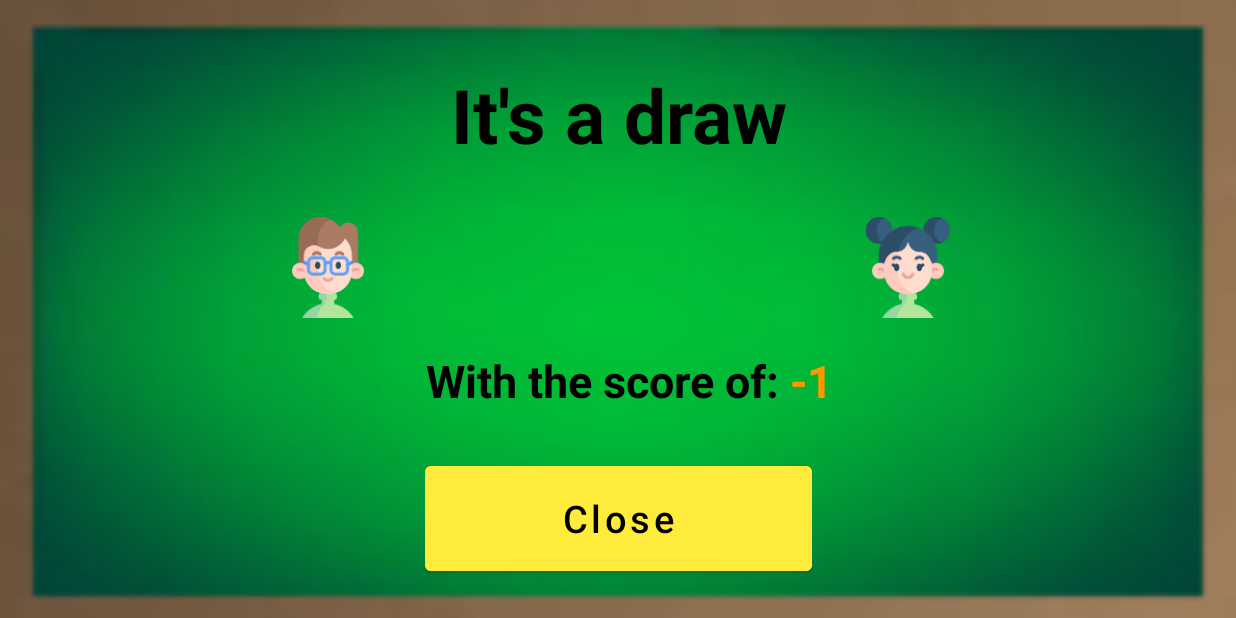
After one commit to IdoZada/GameCards, an Android app: the DrawActivity screen opened directly, with no data from a screen before it, on a phone screen of 824 x 412 dp (held sideways). The commit adds this screen. Run offline under Robolectric (Android 15) with nearby library versions, the phone set to English and light mode, and no system bars.

Commit message:
Add DrawActivity

```diff
--- a/app/src/main/AndroidManifest.xml
+++ b/app/src/main/AndroidManifest.xml
@@ -18,14 +18,19 @@
         android:roundIcon="@mipmap/icon_launcher_round"
         android:supportsRtl="true"
         android:theme="@style/Theme.GameCards">
-        <activity android:name="com.example.warcardgame.WinnerActivity"
+        <activity android:name=".DrawActivity"
+            android:configChanges="orientation|screenLayout|screenSize|layoutDirection"
+            android:screenOrientation="sensorLandscape"
+            >
+        </activity>
+        <activity
+            android:name=".WinnerActivity"
             android:configChanges="orientation|screenLayout|screenSize|layoutDirection"
             android:screenOrientation="sensorLandscape">
             >
-
         </activity>
         <activity
-            android:name="com.example.warcardgame.MainActivity"
+            android:name=".MainActivity"
             android:configChanges="orientation|screenLayout|screenSize|layoutDirection"
             android:screenOrientation="sensorLandscape">
             <intent-filter>
--- /dev/null
+++ b/app/src/main/java/com/example/warcardgame/DrawActivity.java
@@ -0,0 +1,40 @@
+package com.example.warcardgame;
+
+import androidx.appcompat.app.AppCompatActivity;
+
+import android.os.Bundle;
+import android.view.View;
+import android.widget.Button;
+import android.widget.TextView;
+
+public class DrawActivity extends AppCompatActivity {
+
+    public static final String EXTRA_KEY_DRAW_SCORE = "EXTRA_KEY_DRAW_SCORE";
+    private Button draw_BTN_close;
+    private TextView draw_LBL_score;
+
+    @Override
+    protected void onCreate(Bundle savedInstanceState) {
+        super.onCreate(savedInstanceState);
+        setContentView(R.layout.activity_draw);
+
+        draw_BTN_close = findViewById(R.id.draw_BTN_close);
+        draw_LBL_score = findViewById(R.id.draw_LBL_score);
+
+        draw_BTN_close.setOnClickListener(new View.OnClickListener() {
+            @Override
+            public void onClick(View v) {
+                closeActivity();
+            }
+        });
+
+        int scoreFromPreviousActivity = getIntent().getIntExtra(EXTRA_KEY_DRAW_SCORE,-1);
+        draw_LBL_score.setText("" + scoreFromPreviousActivity);
+
+    }
+    /**
+     * This function destroy the activity
+     */
+    private void closeActivity() { finish();
+    }
+}
--- a/app/src/main/java/com/example/warcardgame/MainActivity.java
+++ b/app/src/main/java/com/example/warcardgame/MainActivity.java
@@ -110,19 +110,24 @@ public class MainActivity extends AppCompatActivity {
     }
     /**
      * This function switch the screen activity
-     * from the main activity to winner activity
+     * from the main activity to winner activity/draw activity
      */
     private void moveToWinnerActivity() {
-        Intent myIntent = new Intent(MainActivity.this,WinnerActivity.class);
+        Intent intentWinner = new Intent(MainActivity.this,WinnerActivity.class);
+        Intent intentDraw = new Intent(MainActivity.this,DrawActivity.class);
         if (this.scorePlayerOne > this.scorePlayerTwo){
             //Pass the count to new activity, save the count in map object that contain key and primitiv types
-            myIntent.putExtra(WinnerActivity.EXTRA_KEY_WINNER_NAME, main_LBL_nameOne.getText().toString());
-            myIntent.putExtra(WinnerActivity.EXTRA_KEY_WINNER_SCORE, scorePlayerOne);
+            intentWinner.putExtra(WinnerActivity.EXTRA_KEY_WINNER_NAME, main_LBL_nameOne.getText().toString());
+            intentWinner.putExtra(WinnerActivity.EXTRA_KEY_WINNER_SCORE, scorePlayerOne);
+            startActivity(intentWinner);
+        }else if(this.scorePlayerOne < this.scorePlayerTwo){
+            intentWinner.putExtra(WinnerActivity.EXTRA_KEY_WINNER_NAME, main_LBL_nameTwo.getText().toString());
+            intentWinner.putExtra(WinnerActivity.EXTRA_KEY_WINNER_SCORE, scorePlayerTwo);
+            startActivity(intentWinner);
         }else{
-            myIntent.putExtra(WinnerActivity.EXTRA_KEY_WINNER_NAME, main_LBL_nameTwo.getText().toString());
-            myIntent.putExtra(WinnerActivity.EXTRA_KEY_WINNER_SCORE, scorePlayerTwo);
+            intentDraw.putExtra(DrawActivity.EXTRA_KEY_DRAW_SCORE,scorePlayerOne);
+            startActivity(intentDraw);
         }
-        startActivity(myIntent);
         finish();
     }
     /**
--- /dev/null
+++ b/app/src/main/res/layout/activity_draw.xml
@@ -0,0 +1,144 @@
+<?xml version="1.0" encoding="utf-8"?>
+<RelativeLayout
+    xmlns:android="http://schemas.android.com/apk/res/android"
+    xmlns:app="http://schemas.android.com/apk/res-auto"
+    xmlns:tools="http://schemas.android.com/tools"
+    android:layout_width="match_parent"
+    android:layout_height="match_parent"
+    android:background="@drawable/img_background"
+    tools:context=".DrawActivity"
+    tools:ignore="MissingDefaultResource">
+
+    <LinearLayout
+        android:layout_width="match_parent"
+        android:layout_height="match_parent"
+        android:padding="25dp"
+        android:orientation="vertical">
+        <LinearLayout
+            android:layout_width="match_parent"
+            android:layout_height="wrap_content"
+            android:layout_weight="1"
+            android:orientation="horizontal">
+
+            <TextView
+                android:id="@+id/draw_LBL_title"
+                android:layout_width="match_parent"
+                android:layout_height="match_parent"
+                android:layout_weight="1"
+                android:layout_gravity="center"
+                android:gravity="center"
+                android:padding="4dp"
+                android:text="It's a draw"
+                android:textColor="@color/black"
+                android:textSize="50sp"
+                android:textStyle="bold" />
+        </LinearLayout>
+
+        <LinearLayout
+            android:layout_width="match_parent"
+            android:layout_height="wrap_content"
+            android:layout_weight="1"
+            android:orientation="horizontal">
+
+            <ImageView
+                android:id="@+id/draw_IMG_boy"
+                android:layout_width="match_parent"
+                android:layout_height="75dp"
+                android:layout_gravity="center"
+                android:layout_weight="2"
+                android:padding="4dp"
+                android:src="@drawable/img_avatar_boy">
+
+            </ImageView>
+
+
+            <ImageView
+                android:id="@+id/draw_IMG_girl"
+                android:layout_width="match_parent"
+                android:layout_height="75dp"
+                android:layout_gravity="center"
+                android:layout_weight="2"
+                android:padding="4dp"
+                android:src="@drawable/img_avatar_girl">
+
+            </ImageView>
+        </LinearLayout>
+
+        <LinearLayout
+            android:layout_width="match_parent"
+            android:layout_height="wrap_content"
+            android:layout_weight="1"
+            android:orientation="horizontal">
+
+            <TextView
+                android:layout_width="match_parent"
+                android:layout_height="match_parent"
+                android:layout_gravity="right"
+                android:layout_weight="1"
+                android:gravity="right"
+                android:padding="4dp"
+                android:text="With the score of:"
+                android:textColor="@color/black"
+                android:textSize="30sp"
+                android:textStyle="bold" />
+
+            <TextView
+                android:id="@+id/draw_LBL_score"
+                android:layout_width="match_parent"
+                android:layout_height="match_parent"
+                android:layout_weight="1.8"
+                android:text="Score"
+                android:layout_gravity="center"
+                android:gravity="left"
+                android:textColor="#FF9800"
+                android:textSize="30sp"
+                android:padding="4dp"
+                android:textStyle="bold"
+                />
+        </LinearLayout>
+        <LinearLayout
+            android:layout_width="match_parent"
+            android:layout_height="wrap_content"
+            android:layout_weight="1"
+            android:orientation="horizontal">
+            <LinearLayout
+                android:layout_width="match_parent"
+                android:layout_height="match_parent"
+                android:orientation="vertical"
+                android:layout_weight="1"
+                >
+
+            </LinearLayout>
+
+            <LinearLayout
+                android:layout_width="match_parent"
+                android:layout_height="match_parent"
+                android:layout_weight="1"
+                android:orientation="vertical"
+                >
+                <Button
+                    android:id="@+id/draw_BTN_close"
+                    android:layout_width="match_parent"
+                    android:layout_height="match_parent"
+                    android:text="Close"
+                    android:backgroundTint="@color/my_yellow_color"
+                    android:layout_weight="1"
+                    android:layout_gravity="center"
+                    android:textAllCaps="false"
+                    android:textColor="@color/black"
+                    android:textSize="25sp"
+                    >
+
+                </Button>
+            </LinearLayout>
+
+            <LinearLayout
+                android:layout_width="match_parent"
+                android:layout_height="match_parent"
+                android:orientation="vertical"
+                android:layout_weight="1"
+                >
+            </LinearLayout>
+        </LinearLayout>
+    </LinearLayout>
+</RelativeLayout>
```
